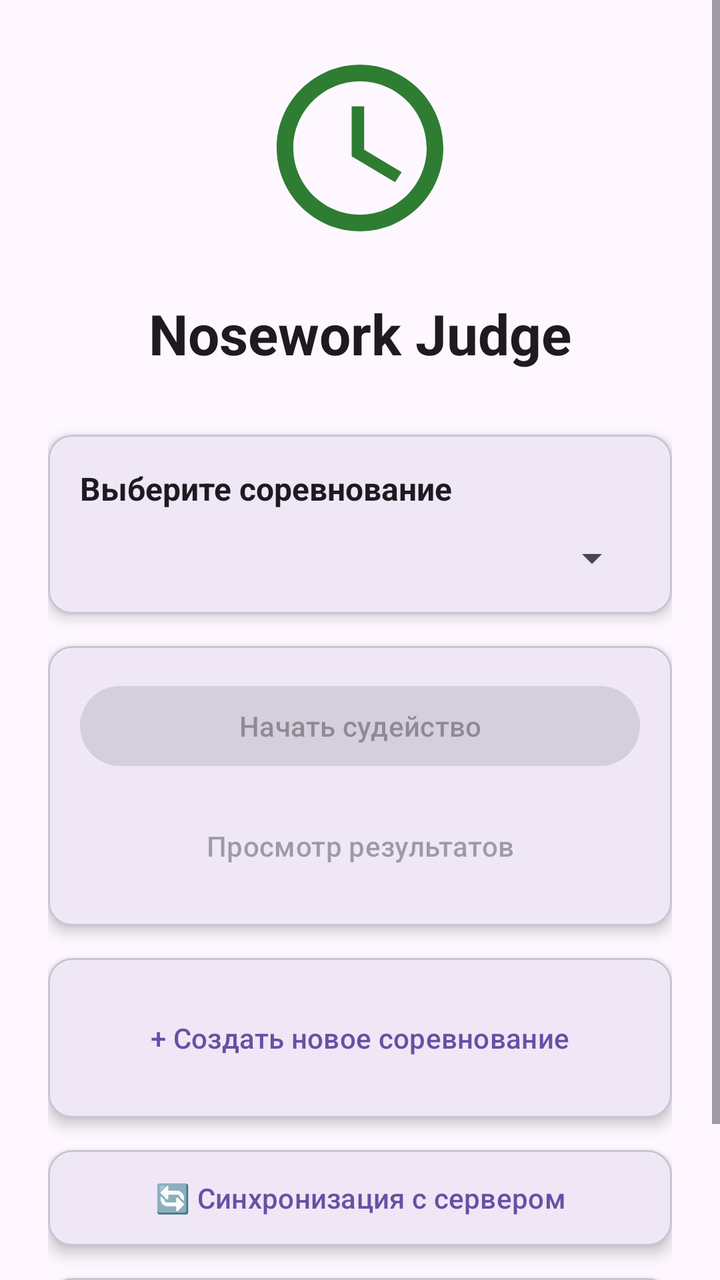
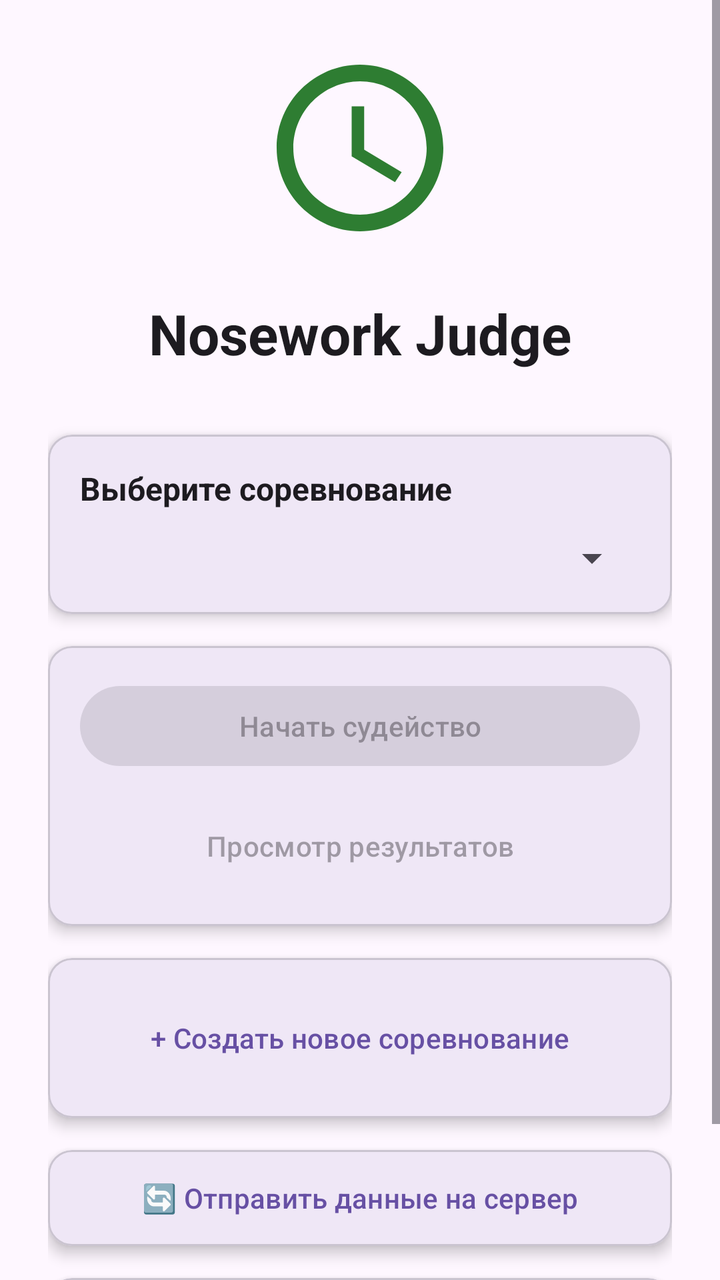

Two renders of the same Android screen: before a commit and after it. Below are the layout's source before the change and the commit's diff.
<!-- AndroidManifest.xml: application theme Theme.Material3.DayNight.NoActionBar -->
<!-- res/layout/activity_main.xml -->
<?xml version="1.0" encoding="utf-8"?>
<ScrollView xmlns:android="http://schemas.android.com/apk/res/android"
    xmlns:app="http://schemas.android.com/apk/res-auto"
    android:layout_width="match_parent"
    android:layout_height="match_parent"
    android:background="?android:attr/colorBackground">

    <LinearLayout
        android:layout_width="match_parent"
        android:layout_height="wrap_content"
        android:orientation="vertical"
        android:padding="24dp"
        android:gravity="center">

        <ImageView
            android:layout_width="100dp"
            android:layout_height="100dp"
            android:src="@drawable/ic_timer"
            android:layout_marginBottom="24dp"/>

        <TextView
            android:layout_width="wrap_content"
            android:layout_height="wrap_content"
            android:text="Nosework Judge"
            android:textSize="28sp"
            android:textStyle="bold"
            android:layout_marginBottom="32dp"
            android:textColor="?android:attr/textColorPrimary"/>

        
        <com.google.android.material.card.MaterialCardView
            android:layout_width="match_parent"
            android:layout_height="wrap_content"
            android:layout_marginBottom="16dp"
            app:cardElevation="4dp">

            <LinearLayout
                android:layout_width="match_parent"
                android:layout_height="wrap_content"
                android:orientation="vertical"
                android:padding="16dp">

                <TextView
                    android:layout_width="wrap_content"
                    android:layout_height="wrap_content"
                    android:text="Выберите соревнование"
                    android:textSize="16sp"
                    android:textStyle="bold"
                    android:textColor="?android:attr/textColorPrimary"
                    android:layout_marginBottom="12dp"/>

                <Spinner
                    android:id="@+id/spinnerCompetition"
                    android:layout_width="match_parent"
                    android:layout_height="wrap_content" />

                <TextView
                    android:id="@+id/txtNoCompetitions"
                    android:layout_width="match_parent"
                    android:layout_height="wrap_content"
                    android:text="Нет соревнований\n\nНажмите кнопку ниже, чтобы создать"
                    android:textAlignment="center"
                    android:visibility="gone"
                    android:padding="24dp"
                    android:textColor="?android:attr/textColorSecondary"/>
            </LinearLayout>
        </com.google.android.material.card.MaterialCardView>

        
        <com.google.android.material.card.MaterialCardView
            android:layout_width="match_parent"
            android:layout_height="wrap_content"
            android:layout_marginBottom="16dp"
            app:cardElevation="4dp">

            <LinearLayout
                android:layout_width="match_parent"
                android:layout_height="wrap_content"
                android:orientation="vertical"
                android:padding="16dp">

                <Button
                    android:id="@+id/btnStartJudging"
                    android:layout_width="match_parent"
                    android:layout_height="wrap_content"
                    android:text="Начать судейство"
                    android:enabled="false"
                    android:layout_marginBottom="12dp"
                    style="@style/Widget.Material3.Button"/>

                <Button
                    android:id="@+id/btnViewResults"
                    android:layout_width="match_parent"
                    android:layout_height="wrap_content"
                    android:text="Просмотр результатов"
                    android:enabled="false"
                    style="@style/Widget.Material3.Button.TextButton"/>
            </LinearLayout>
        </com.google.android.material.card.MaterialCardView>

        
        <com.google.android.material.card.MaterialCardView
            android:layout_width="match_parent"
            android:layout_height="wrap_content"
            android:layout_marginBottom="16dp"
            app:cardElevation="4dp">

            <LinearLayout
                android:layout_width="match_parent"
                android:layout_height="wrap_content"
                android:orientation="vertical"
                android:padding="16dp">

                <Button
                    android:id="@+id/btnCreateCompetition"
                    android:layout_width="match_parent"
                    android:layout_height="wrap_content"
                    android:text="+ Создать новое соревнование"
                    style="@style/Widget.Material3.Button.TextButton"/>
            </LinearLayout>
        </com.google.android.material.card.MaterialCardView>

        
        <com.google.android.material.card.MaterialCardView
            android:layout_width="match_parent"
            android:layout_height="wrap_content"
            android:layout_marginBottom="16dp"
            app:cardElevation="4dp">

            <LinearLayout
                android:layout_width="match_parent"
                android:layout_height="wrap_content"
                android:orientation="vertical">

                <Button
                    android:id="@+id/btnSync"
                    android:layout_width="match_parent"
                    android:layout_height="wrap_content"
                    android:text="🔄 Синхронизация с сервером"
                    style="@style/Widget.Material3.Button.TextButton"/>
            </LinearLayout>
        </com.google.android.material.card.MaterialCardView>

        
        <com.google.android.material.card.MaterialCardView
            android:layout_width="match_parent"
            android:layout_height="wrap_content"
            android:layout_marginBottom="16dp"
            app:cardElevation="4dp">

            <LinearLayout
                android:layout_width="match_parent"
                android:layout_height="wrap_content"
                android:orientation="vertical"
                android:padding="1dp">

                <Button
                    android:id="@+id/btnDownloadFromServer"
                    android:layout_width="match_parent"
                    android:layout_height="wrap_content"
                    android:text="📥 Получить данные с сервера"
                    style="@style/Widget.Material3.Button.TextButton"/>
            </LinearLayout>
        </com.google.android.material.card.MaterialCardView>

    </LinearLayout>
</ScrollView>
<!-- resources referenced by this layout -->
<resources>
  <!-- drawable ic_timer (drawable) -->
  <vector xmlns:android="http://schemas.android.com/apk/res/android"
      android:width="24dp"
      android:height="24dp"
      android:viewportWidth="24"
      android:viewportHeight="24">
      <path
          android:fillColor="#2E7D32"
          android:pathData="M12,2C6.5,2 2,6.5 2,12s4.5,10 10,10 10,-4.5 10,-10S17.5,2 12,2zM12,20c-4.4,0 -8,-3.6 -8,-8s3.6,-8 8,-8 8,3.6 8,8 -3.6,8 -8,8zM12.5,7H11v6l5.2,3.1 0.8,-1.2 -4.5,-2.7z"/>
  </vector>
</resources>

<!-- the commit's change to res/layout/activity_main.xml (unified diff, before → after) -->
@@ -136,7 +136,7 @@
                     android:id="@+id/btnSync"
                     android:layout_width="match_parent"
                     android:layout_height="wrap_content"
-                    android:text="🔄 Синхронизация с сервером"
+                    android:text="🔄 Отправить данные на сервер"
                     style="@style/Widget.Material3.Button.TextButton"/>
             </LinearLayout>
         </com.google.android.material.card.MaterialCardView>
